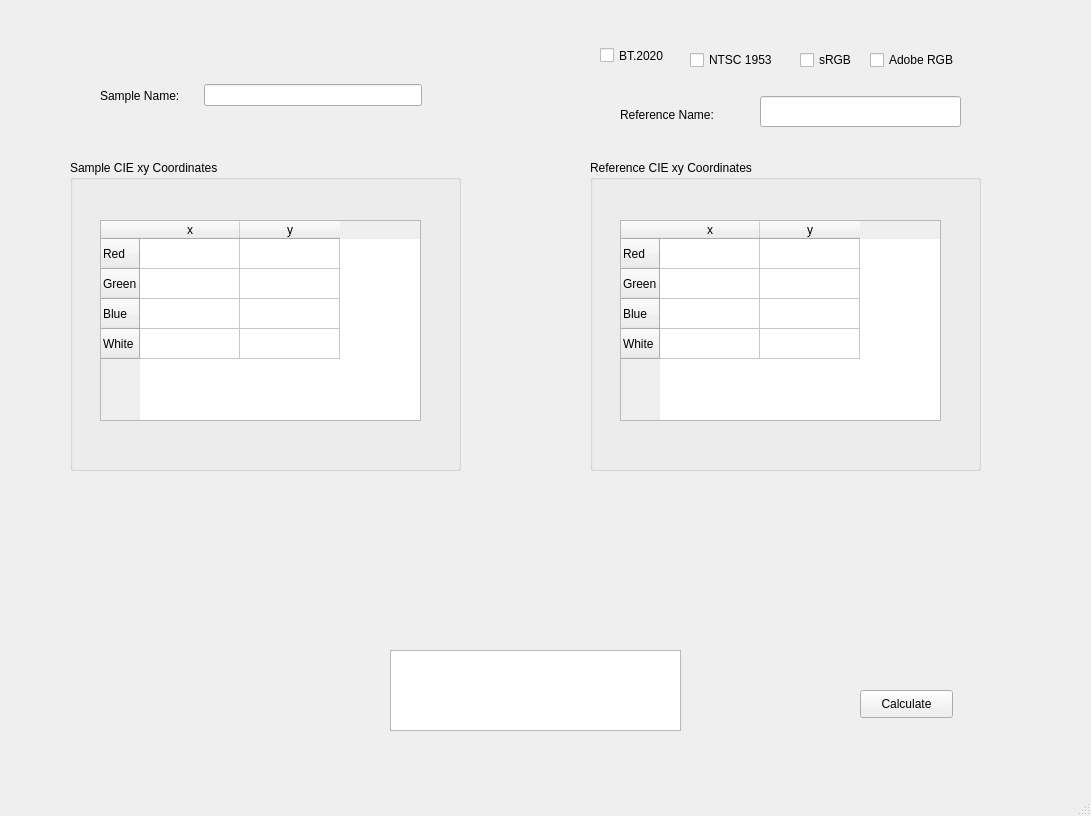
Before: the Qt Designer form Gamut.ui in emrebeskazak/Gamut_Calculator, drawn with Qt 5.
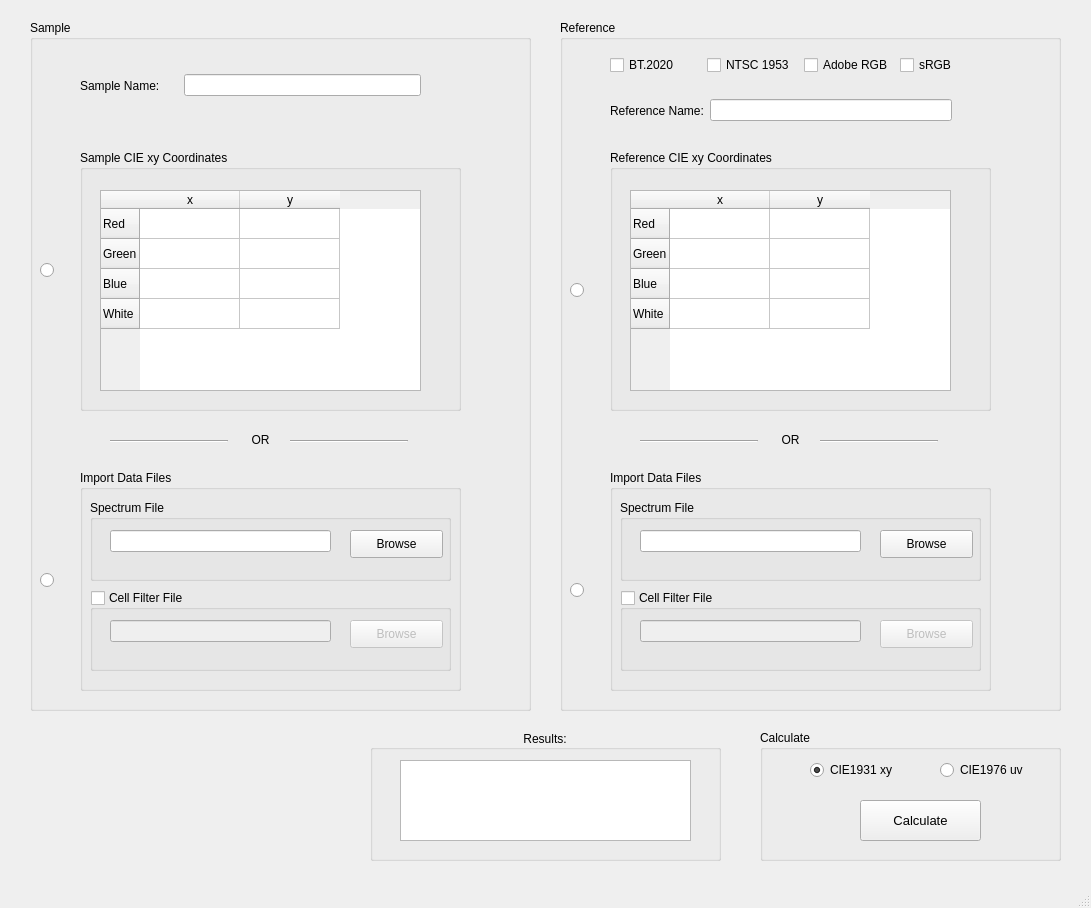
After: the same form once the commit is applied. Icons and pictures are not drawn.

```diff
--- a/Gamut.ui
+++ b/Gamut.ui
@@ -7,88 +7,35 @@
     <x>0</x>
     <y>0</y>
     <width>1091</width>
-    <height>816</height>
+    <height>908</height>
    </rect>
   </property>
   <property name="windowTitle">
    <string>Gamut Calculator</string>
   </property>
   <widget class="QWidget" name="centralwidget">
-   <widget class="QPushButton" name="pB_calculate">
+   <widget class="QGroupBox" name="groupBox_3">
     <property name="geometry">
      <rect>
-      <x>860</x>
-      <y>690</y>
-      <width>93</width>
-      <height>28</height>
+      <x>30</x>
+      <y>20</y>
+      <width>501</width>
+      <height>691</height>
      </rect>
     </property>
-    <property name="text">
-     <string>Calculate</string>
+    <property name="title">
+     <string>Sample</string>
     </property>
-   </widget>
-   <widget class="QCheckBox" name="cb_bt2020">
-    <property name="geometry">
-     <rect>
-      <x>600</x>
-      <y>40</y>
-      <width>91</width>
-      <height>31</height>
-     </rect>
-    </property>
-    <property name="text">
-     <string>BT.2020</string>
-    </property>
-   </widget>
-   <widget class="QCheckBox" name="cb_ntcs1953">
-    <property name="geometry">
-     <rect>
-      <x>690</x>
-      <y>50</y>
-      <width>101</width>
-      <height>20</height>
-     </rect>
-    </property>
-    <property name="text">
-     <string>NTSC 1953</string>
-    </property>
-   </widget>
-   <widget class="QCheckBox" name="cb_srgb">
-    <property name="geometry">
-     <rect>
-      <x>800</x>
-      <y>50</y>
-      <width>81</width>
-      <height>20</height>
-     </rect>
-    </property>
-    <property name="text">
-     <string>sRGB</string>
-    </property>
-   </widget>
-   <widget class="QCheckBox" name="cb_adobe">
-    <property name="geometry">
-     <rect>
-      <x>870</x>
-      <y>50</y>
-      <width>101</width>
-      <height>20</height>
-     </rect>
-    </property>
-    <property name="text">
-     <string>Adobe RGB</string>
-    </property>
-   </widget>
    <widget class="QGroupBox" name="groupBox">
     <property name="enabled">
      <bool>true</bool>
     </property>
     <property name="geometry">
      <rect>
-      <x>70</x>
-      <y>160</y>
-      <width>391</width>
-      <height>311</height>
+       <x>50</x>
+       <y>130</y>
+       <width>381</width>
+       <height>261</height>
      </rect>
     </property>
     <property name="title">
@@ -103,8 +50,8 @@
      </property>
      <property name="geometry">
       <rect>
-       <x>30</x>
-       <y>60</y>
+        <x>20</x>
+        <y>40</y>
        <width>321</width>
        <height>201</height>
       </rect>
@@ -190,129 +137,12 @@
      </item>
     </widget>
    </widget>
-   <widget class="QGroupBox" name="groupBox_2">
-    <property name="geometry">
-     <rect>
-      <x>590</x>
-      <y>160</y>
-      <width>391</width>
-      <height>311</height>
-     </rect>
-    </property>
-    <property name="title">
-     <string>Reference CIE xy Coordinates</string>
-    </property>
-    <widget class="QTableWidget" name="tW_reference">
-     <property name="geometry">
-      <rect>
-       <x>30</x>
-       <y>60</y>
-       <width>321</width>
-       <height>201</height>
-      </rect>
-     </property>
-     <property name="acceptDrops">
-      <bool>false</bool>
-     </property>
-     <property name="inputMethodHints">
-      <set>Qt::ImhNone</set>
-     </property>
-     <property name="dragEnabled">
-      <bool>false</bool>
-     </property>
-     <row>
-      <property name="text">
-       <string>Red</string>
-      </property>
-     </row>
-     <row>
-      <property name="text">
-       <string>Green</string>
-      </property>
-     </row>
-     <row>
-      <property name="text">
-       <string>Blue</string>
-      </property>
-     </row>
-     <row>
-      <property name="text">
-       <string>White</string>
-      </property>
-     </row>
-     <column>
-      <property name="text">
-       <string>x</string>
-      </property>
-     </column>
-     <column>
-      <property name="text">
-       <string>y</string>
-      </property>
-     </column>
-     <item row="0" column="0">
-      <property name="text">
-       <string/>
-      </property>
-     </item>
-     <item row="0" column="1">
-      <property name="text">
-       <string/>
-      </property>
-     </item>
-     <item row="1" column="0">
-      <property name="text">
-       <string/>
-      </property>
-     </item>
-     <item row="1" column="1">
-      <property name="text">
-       <string/>
-      </property>
-     </item>
-     <item row="2" column="0">
-      <property name="text">
-       <string/>
-      </property>
-     </item>
-     <item row="2" column="1">
-      <property name="text">
-       <string/>
-      </property>
-     </item>
-     <item row="3" column="0">
-      <property name="text">
-       <string/>
-      </property>
-     </item>
-     <item row="3" column="1">
-      <property name="text">
-       <string/>
-      </property>
-     </item>
-    </widget>
-   </widget>
-   <widget class="QLineEdit" name="le_reference_name">
-    <property name="geometry">
-     <rect>
-      <x>760</x>
-      <y>96</y>
-      <width>201</width>
-      <height>31</height>
-     </rect>
-    </property>
-    <property name="font">
-     <font>
-      <pointsize>9</pointsize>
-     </font>
-    </property>
-   </widget>
    <widget class="QWidget" name="horizontalLayoutWidget">
     <property name="geometry">
      <rect>
-      <x>100</x>
-      <y>60</y>
-      <width>391</width>
+       <x>50</x>
+       <y>30</y>
+       <width>381</width>
       <height>71</height>
      </rect>
     </property>
@@ -321,7 +151,7 @@
       <number>24</number>
      </property>
      <property name="rightMargin">
-      <number>69</number>
+       <number>40</number>
      </property>
      <item>
       <widget class="QLabel" name="label_sample_name">
@@ -346,15 +176,494 @@
      </item>
     </layout>
    </widget>
+    <widget class="QRadioButton" name="rB_table_s">
+     <property name="geometry">
+      <rect>
+       <x>10</x>
+       <y>240</y>
+       <width>21</width>
+       <height>20</height>
+      </rect>
+     </property>
+     <property name="text">
+      <string/>
+     </property>
+    </widget>
+    <widget class="QRadioButton" name="rB_file_s">
+     <property name="geometry">
+      <rect>
+       <x>10</x>
+       <y>550</y>
+       <width>21</width>
+       <height>20</height>
+      </rect>
+     </property>
+     <property name="text">
+      <string/>
+     </property>
+    </widget>
+    <widget class="QGroupBox" name="groupBox_import_sample">
+     <property name="geometry">
+      <rect>
+       <x>50</x>
+       <y>450</y>
+       <width>381</width>
+       <height>221</height>
+      </rect>
+     </property>
+     <property name="title">
+      <string>Import Data Files</string>
+     </property>
+     <widget class="QGroupBox" name="groupBox_7">
+      <property name="geometry">
+       <rect>
+        <x>10</x>
+        <y>30</y>
+        <width>361</width>
+        <height>81</height>
+       </rect>
+      </property>
+      <property name="title">
+       <string>Spectrum File</string>
+      </property>
+      <widget class="QPushButton" name="pb_browse_sample">
+       <property name="geometry">
+        <rect>
+         <x>260</x>
+         <y>30</y>
+         <width>93</width>
+         <height>28</height>
+        </rect>
+       </property>
+       <property name="text">
+        <string>Browse</string>
+       </property>
+      </widget>
+      <widget class="QLineEdit" name="le_browse_sample">
+       <property name="geometry">
+        <rect>
+         <x>20</x>
+         <y>30</y>
+         <width>221</width>
+         <height>22</height>
+        </rect>
+       </property>
+      </widget>
+     </widget>
+     <widget class="QGroupBox" name="groupBox_sample_filter">
+      <property name="geometry">
+       <rect>
+        <x>10</x>
+        <y>120</y>
+        <width>361</width>
+        <height>81</height>
+       </rect>
+      </property>
+      <property name="title">
+       <string>Cell Filter File</string>
+      </property>
+      <property name="checkable">
+       <bool>true</bool>
+      </property>
+      <property name="checked">
+       <bool>false</bool>
+      </property>
+      <widget class="QPushButton" name="pb_browse_sample_filter">
+       <property name="geometry">
+        <rect>
+         <x>260</x>
+         <y>30</y>
+         <width>93</width>
+         <height>28</height>
+        </rect>
+       </property>
+       <property name="text">
+        <string>Browse</string>
+       </property>
+      </widget>
+      <widget class="QLineEdit" name="le_browse_sample_filter">
+       <property name="geometry">
+        <rect>
+         <x>20</x>
+         <y>30</y>
+         <width>221</width>
+         <height>22</height>
+        </rect>
+       </property>
+      </widget>
+     </widget>
+    </widget>
+    <widget class="QLabel" name="label">
+     <property name="geometry">
+      <rect>
+       <x>0</x>
+       <y>410</y>
+       <width>461</width>
+       <height>20</height>
+      </rect>
+     </property>
+     <property name="text">
+      <string>OR</string>
+     </property>
+     <property name="alignment">
+      <set>Qt::AlignCenter</set>
+     </property>
+    </widget>
+    <widget class="Line" name="line">
+     <property name="geometry">
+      <rect>
+       <x>80</x>
+       <y>420</y>
+       <width>118</width>
+       <height>3</height>
+      </rect>
+     </property>
+     <property name="orientation">
+      <enum>Qt::Horizontal</enum>
+     </property>
+    </widget>
+    <widget class="Line" name="line_2">
+     <property name="geometry">
+      <rect>
+       <x>260</x>
+       <y>420</y>
+       <width>118</width>
+       <height>3</height>
+      </rect>
+     </property>
+     <property name="orientation">
+      <enum>Qt::Horizontal</enum>
+     </property>
+    </widget>
+   </widget>
+   <widget class="QGroupBox" name="groupBox_4">
+    <property name="geometry">
+     <rect>
+      <x>560</x>
+      <y>20</y>
+      <width>501</width>
+      <height>691</height>
+     </rect>
+    </property>
+    <property name="title">
+     <string>Reference</string>
+    </property>
+    <widget class="QGroupBox" name="groupBox_2">
+     <property name="geometry">
+      <rect>
+       <x>50</x>
+       <y>130</y>
+       <width>381</width>
+       <height>261</height>
+      </rect>
+     </property>
+     <property name="title">
+      <string>Reference CIE xy Coordinates</string>
+     </property>
+     <widget class="QTableWidget" name="tW_reference">
+      <property name="geometry">
+       <rect>
+        <x>20</x>
+        <y>40</y>
+        <width>321</width>
+        <height>201</height>
+       </rect>
+      </property>
+      <property name="acceptDrops">
+       <bool>false</bool>
+      </property>
+      <property name="inputMethodHints">
+       <set>Qt::ImhNone</set>
+      </property>
+      <property name="dragEnabled">
+       <bool>false</bool>
+      </property>
+      <row>
+       <property name="text">
+        <string>Red</string>
+       </property>
+      </row>
+      <row>
+       <property name="text">
+        <string>Green</string>
+       </property>
+      </row>
+      <row>
+       <property name="text">
+        <string>Blue</string>
+       </property>
+      </row>
+      <row>
+       <property name="text">
+        <string>White</string>
+       </property>
+      </row>
+      <column>
+       <property name="text">
+        <string>x</string>
+       </property>
+      </column>
+      <column>
+       <property name="text">
+        <string>y</string>
+       </property>
+      </column>
+      <item row="0" column="0">
+       <property name="text">
+        <string/>
+       </property>
+      </item>
+      <item row="0" column="1">
+       <property name="text">
+        <string/>
+       </property>
+      </item>
+      <item row="1" column="0">
+       <property name="text">
+        <string/>
+       </property>
+      </item>
+      <item row="1" column="1">
+       <property name="text">
+        <string/>
+       </property>
+      </item>
+      <item row="2" column="0">
+       <property name="text">
+        <string/>
+       </property>
+      </item>
+      <item row="2" column="1">
+       <property name="text">
+        <string/>
+       </property>
+      </item>
+      <item row="3" column="0">
+       <property name="text">
+        <string/>
+       </property>
+      </item>
+      <item row="3" column="1">
+       <property name="text">
+        <string/>
+       </property>
+      </item>
+     </widget>
+    </widget>
+    <widget class="QRadioButton" name="rB_table_r">
+     <property name="geometry">
+      <rect>
+       <x>10</x>
+       <y>260</y>
+       <width>21</width>
+       <height>20</height>
+      </rect>
+     </property>
+     <property name="text">
+      <string/>
+     </property>
+    </widget>
+    <widget class="QRadioButton" name="rB_file_r">
+     <property name="geometry">
+      <rect>
+       <x>10</x>
+       <y>560</y>
+       <width>21</width>
+       <height>20</height>
+      </rect>
+     </property>
+     <property name="text">
+      <string/>
+     </property>
+    </widget>
+    <widget class="Line" name="line_4">
+     <property name="geometry">
+      <rect>
+       <x>80</x>
+       <y>420</y>
+       <width>118</width>
+       <height>3</height>
+      </rect>
+     </property>
+     <property name="orientation">
+      <enum>Qt::Horizontal</enum>
+     </property>
+    </widget>
+    <widget class="QLabel" name="label_2">
+     <property name="geometry">
+      <rect>
+       <x>0</x>
+       <y>410</y>
+       <width>461</width>
+       <height>20</height>
+      </rect>
+     </property>
+     <property name="text">
+      <string>OR</string>
+     </property>
+     <property name="alignment">
+      <set>Qt::AlignCenter</set>
+     </property>
+    </widget>
+    <widget class="Line" name="line_3">
+     <property name="geometry">
+      <rect>
+       <x>260</x>
+       <y>420</y>
+       <width>118</width>
+       <height>3</height>
+      </rect>
+     </property>
+     <property name="orientation">
+      <enum>Qt::Horizontal</enum>
+     </property>
+    </widget>
+    <widget class="QGroupBox" name="groupBox_import_reference">
+     <property name="geometry">
+      <rect>
+       <x>50</x>
+       <y>450</y>
+       <width>381</width>
+       <height>221</height>
+      </rect>
+     </property>
+     <property name="title">
+      <string>Import Data Files</string>
+     </property>
+     <widget class="QGroupBox" name="groupBox_10">
+      <property name="geometry">
+       <rect>
+        <x>10</x>
+        <y>30</y>
+        <width>361</width>
+        <height>81</height>
+       </rect>
+      </property>
+      <property name="title">
+       <string>Spectrum File</string>
+      </property>
+      <widget class="QPushButton" name="pb_browse_reference">
+       <property name="geometry">
+        <rect>
+         <x>260</x>
+         <y>30</y>
+         <width>93</width>
+         <height>28</height>
+        </rect>
+       </property>
+       <property name="text">
+        <string>Browse</string>
+       </property>
+      </widget>
+      <widget class="QLineEdit" name="le_browse_reference">
+       <property name="geometry">
+        <rect>
+         <x>20</x>
+         <y>30</y>
+         <width>221</width>
+         <height>22</height>
+        </rect>
+       </property>
+      </widget>
+     </widget>
+     <widget class="QGroupBox" name="groupBox_reference_filter">
+      <property name="geometry">
+       <rect>
+        <x>10</x>
+        <y>120</y>
+        <width>361</width>
+        <height>81</height>
+       </rect>
+      </property>
+      <property name="title">
+       <string>Cell Filter File</string>
+      </property>
+      <property name="checkable">
+       <bool>true</bool>
+      </property>
+      <property name="checked">
+       <bool>false</bool>
+      </property>
+      <widget class="QPushButton" name="pb_browse_reference_filter">
+       <property name="geometry">
+        <rect>
+         <x>260</x>
+         <y>30</y>
+         <width>93</width>
+         <height>28</height>
+        </rect>
+       </property>
+       <property name="text">
+        <string>Browse</string>
+       </property>
+      </widget>
+      <widget class="QLineEdit" name="le_browse_reference_filter">
+       <property name="geometry">
+        <rect>
+         <x>20</x>
+         <y>30</y>
+         <width>221</width>
+         <height>22</height>
+        </rect>
+       </property>
+      </widget>
+     </widget>
+    </widget>
+    <widget class="QWidget" name="horizontalLayoutWidget_3">
+     <property name="geometry">
+      <rect>
+       <x>50</x>
+       <y>30</y>
+       <width>381</width>
+       <height>31</height>
+      </rect>
+     </property>
+     <layout class="QHBoxLayout" name="horizontalLayout_3">
+      <item>
+       <widget class="QCheckBox" name="cb_bt2020">
+        <property name="text">
+         <string>BT.2020</string>
+        </property>
+       </widget>
+      </item>
+      <item>
+       <widget class="QCheckBox" name="cb_ntcs1953">
+        <property name="text">
+         <string>NTSC 1953</string>
+        </property>
+       </widget>
+      </item>
+      <item>
+       <widget class="QCheckBox" name="cb_adobe">
+        <property name="text">
+         <string>Adobe RGB</string>
+        </property>
+       </widget>
+      </item>
+      <item>
+       <widget class="QCheckBox" name="cb_srgb">
+        <property name="text">
+         <string>sRGB</string>
+        </property>
+       </widget>
+      </item>
+     </layout>
+    </widget>
+    <widget class="QWidget" name="horizontalLayoutWidget_4">
+     <property name="geometry">
+      <rect>
+       <x>50</x>
+       <y>60</y>
+       <width>381</width>
+       <height>61</height>
+      </rect>
+     </property>
+     <layout class="QHBoxLayout" name="horizontalLayout_4">
+      <property name="rightMargin">
+       <number>39</number>
+      </property>
+      <item>
    <widget class="QLabel" name="label_reference_name">
-    <property name="geometry">
-     <rect>
-      <x>620</x>
-      <y>80</y>
-      <width>131</width>
-      <height>69</height>
-     </rect>
-    </property>
     <property name="font">
      <font>
       <pointsize>9</pointsize>
@@ -364,11 +673,44 @@
      <string>Reference Name:</string>
     </property>
    </widget>
+      </item>
+      <item>
+       <widget class="QLineEdit" name="le_reference_name">
+        <property name="font">
+         <font>
+          <pointsize>9</pointsize>
+         </font>
+        </property>
+       </widget>
+      </item>
+     </layout>
+    </widget>
+   </widget>
+   <widget class="QGroupBox" name="groupBox_12">
+    <property name="geometry">
+     <rect>
+      <x>370</x>
+      <y>730</y>
+      <width>351</width>
+      <height>131</height>
+     </rect>
+    </property>
+    <property name="font">
+     <font>
+      <pointsize>9</pointsize>
+     </font>
+    </property>
+    <property name="title">
+     <string>Results:</string>
+    </property>
+    <property name="alignment">
+     <set>Qt::AlignCenter</set>
+    </property>
    <widget class="QTextBrowser" name="textBrowser">
     <property name="geometry">
      <rect>
-      <x>390</x>
-      <y>650</y>
+       <x>30</x>
+       <y>30</y>
       <width>291</width>
       <height>81</height>
      </rect>
@@ -378,6 +720,67 @@
       <pointsize>9</pointsize>
      </font>
     </property>
+    </widget>
+   </widget>
+   <widget class="QGroupBox" name="groupBox_6">
+    <property name="geometry">
+     <rect>
+      <x>760</x>
+      <y>730</y>
+      <width>301</width>
+      <height>131</height>
+     </rect>
+    </property>
+    <property name="title">
+     <string>Calculate</string>
+    </property>
+    <widget class="QRadioButton" name="rb_1976">
+     <property name="geometry">
+      <rect>
+       <x>180</x>
+       <y>30</y>
+       <width>95</width>
+       <height>20</height>
+      </rect>
+     </property>
+     <property name="text">
+      <string>CIE1976 uv</string>
+     </property>
+    </widget>
+    <widget class="QRadioButton" name="rb_1931">
+     <property name="geometry">
+      <rect>
+       <x>50</x>
+       <y>30</y>
+       <width>95</width>
+       <height>20</height>
+      </rect>
+     </property>
+     <property name="text">
+      <string>CIE1931 xy</string>
+     </property>
+     <property name="checked">
+      <bool>true</bool>
+     </property>
+    </widget>
+    <widget class="QPushButton" name="pB_calculate">
+     <property name="geometry">
+      <rect>
+       <x>100</x>
+       <y>70</y>
+       <width>121</width>
+       <height>41</height>
+      </rect>
+     </property>
+     <property name="font">
+      <font>
+       <pointsize>10</pointsize>
+      </font>
+     </property>
+     <property name="text">
+      <string>Calculate</string>
+     </property>
+    </widget>
    </widget>
   </widget>
   <widget class="QMenuBar" name="menubar">
```
Left out of the diff: 4 changed lines with no effect on the pictures. Lines whose indentation alone changed are shown as unchanged.
